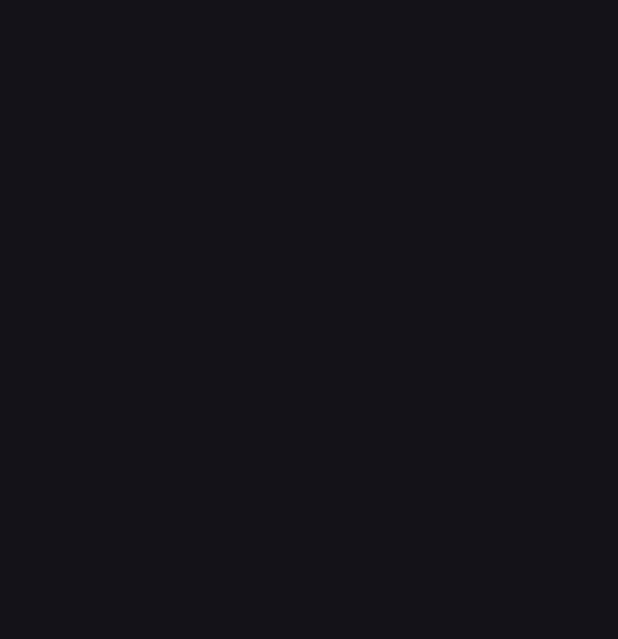
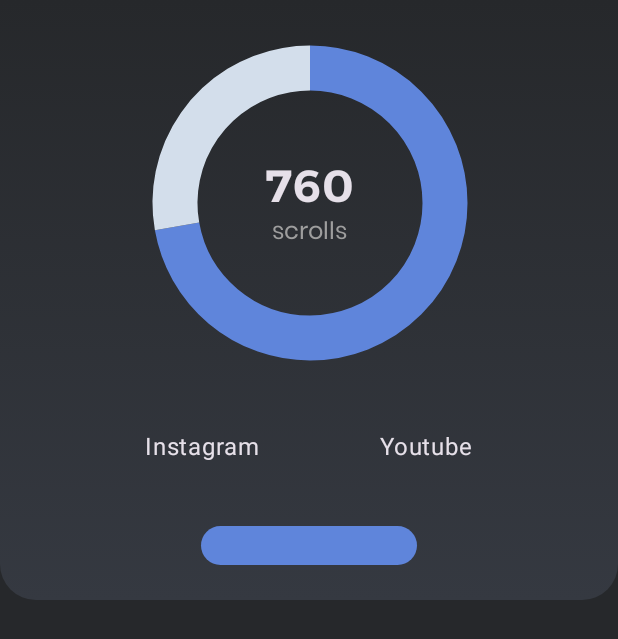
Before and after one commit to Jujubalandia/scroll-block, an Android app built with Jetpack Compose: the screen it shows after launch (MainActivity), on a phone screen of 412 x 824 dp. Before the commit the part shown is empty. Shown: the top 639 px of the screen. Run offline under Robolectric (Android 15) with nearby library versions, the phone set to English and light mode, and no system bars.

Commit message:
add: welcome screen, permission and home screen Ui done

```diff
--- /dev/null
+++ b/app/src/main/java/com/vishal2376/scrollblock/presentation/common/CustomPieChart.kt
@@ -0,0 +1,78 @@
+package com.vishal2376.scrollblock.presentation.common
+
+import androidx.compose.animation.core.Animatable
+import androidx.compose.animation.core.tween
+import androidx.compose.foundation.Canvas
+import androidx.compose.foundation.layout.Arrangement
+import androidx.compose.foundation.layout.Column
+import androidx.compose.foundation.layout.size
+import androidx.compose.runtime.Composable
+import androidx.compose.runtime.LaunchedEffect
+import androidx.compose.runtime.remember
+import androidx.compose.ui.Alignment
+import androidx.compose.ui.Modifier
+import androidx.compose.ui.draw.rotate
+import androidx.compose.ui.graphics.drawscope.Stroke
+import androidx.compose.ui.tooling.preview.Preview
+import androidx.compose.ui.unit.Dp
+import androidx.compose.ui.unit.dp
+import com.vishal2376.scrollblock.ui.theme.pieChartColors
+
+@Composable
+fun CustomPieChart(
+	data: List<Long>,
+	arcWidth: Dp = 30.dp,
+	startAngle: Float = -180f,
+	pieChartSize: Dp = 200.dp,
+	animDuration: Int = 1000
+) {
+	// calculate each arc value
+	val totalSum = data.sum()
+	val arcValues = mutableListOf<Float>()
+	data.forEachIndexed { index, value ->
+		val arc = value.toFloat() / totalSum.toFloat() * 360f
+		arcValues.add(index, arc)
+	}
+
+	var newStartAngle = startAngle
+
+	// animations
+	val animationProgress = remember { Animatable(1f) }
+	LaunchedEffect(Unit) {
+		animationProgress.animateTo(1f, animationSpec = tween(animDuration))
+	}
+
+	// draw pie chart
+	val totalColors = pieChartColors.size
+
+	Column(
+		modifier = Modifier.size(pieChartSize * 1.5f),
+		horizontalAlignment = Alignment.CenterHorizontally,
+		verticalArrangement = Arrangement.Center
+	) {
+		Canvas(
+			modifier = Modifier
+				.size(pieChartSize)
+				.rotate(90f * animationProgress.value)
+		) {
+			arcValues.forEachIndexed { index, arcValue ->
+				drawArc(
+					color = pieChartColors[index % totalColors],
+					startAngle = newStartAngle,
+					useCenter = false,
+					sweepAngle = arcValue * animationProgress.value,
+					style = Stroke(width = arcWidth.toPx())
+				)
+				newStartAngle += arcValue
+			}
+		}
+	}
+
+}
+
+@Preview
+@Composable
+fun CustomPieChartPreview() {
+	val time = listOf<Long>(10, 20)
+	CustomPieChart(time)
+}
--- /dev/null
+++ b/app/src/main/java/com/vishal2376/scrollblock/presentation/common/TextStyles.kt
@@ -0,0 +1,42 @@
+package com.vishal2376.scrollblock.presentation.common
+
+import androidx.compose.ui.text.TextStyle
+import androidx.compose.ui.text.font.Font
+import androidx.compose.ui.text.font.FontFamily
+import androidx.compose.ui.text.font.FontWeight
+import androidx.compose.ui.unit.sp
+import com.vishal2376.scrollblock.R
+import com.vishal2376.scrollblock.ui.theme.gray
+
+
+val fontMontserrat = FontFamily(Font(R.font.montserrat))
+val fontPoppins = FontFamily(Font(R.font.poppins))
+
+val titleStyle = TextStyle(
+	fontSize = 30.sp,
+	fontFamily = fontMontserrat,
+	fontWeight = FontWeight.Bold
+)
+
+val h1style = TextStyle(
+	fontSize = 24.sp,
+	fontFamily = fontMontserrat,
+	fontWeight = FontWeight.Bold
+)
+
+val h2style = TextStyle(
+	fontSize = 20.sp,
+	fontFamily = fontPoppins
+)
+
+val descriptionStyle = TextStyle(
+	fontSize = 16.sp,
+	fontFamily = fontPoppins,
+	color = gray
+)
+
+val smallDescriptionStyle = TextStyle(
+	fontSize = 14.sp,
+	fontFamily = fontPoppins,
+	color = gray
+)
--- /dev/null
+++ b/app/src/main/java/com/vishal2376/scrollblock/presentation/home/HomeScreen.kt
@@ -0,0 +1,105 @@
+package com.vishal2376.scrollblock.presentation.home
+
+import androidx.compose.foundation.background
+import androidx.compose.foundation.layout.Arrangement
+import androidx.compose.foundation.layout.Box
+import androidx.compose.foundation.layout.Column
+import androidx.compose.foundation.layout.Row
+import androidx.compose.foundation.layout.fillMaxSize
+import androidx.compose.foundation.layout.fillMaxWidth
+import androidx.compose.foundation.layout.height
+import androidx.compose.foundation.layout.padding
+import androidx.compose.foundation.shape.RoundedCornerShape
+import androidx.compose.material3.Button
+import androidx.compose.material3.ButtonDefaults
+import androidx.compose.material3.MaterialTheme
+import androidx.compose.material3.Scaffold
+import androidx.compose.material3.Text
+import androidx.compose.runtime.Composable
+import androidx.compose.ui.Alignment
+import androidx.compose.ui.Modifier
+import androidx.compose.ui.draw.clip
+import androidx.compose.ui.text.style.TextAlign
+import androidx.compose.ui.tooling.preview.Preview
+import androidx.compose.ui.unit.dp
+import androidx.compose.ui.unit.sp
+import com.vishal2376.scrollblock.presentation.common.CustomPieChart
+import com.vishal2376.scrollblock.presentation.common.descriptionStyle
+import com.vishal2376.scrollblock.presentation.common.fontMontserrat
+import com.vishal2376.scrollblock.ui.theme.ScrollBlockTheme
+import com.vishal2376.scrollblock.ui.theme.blackGradient
+import com.vishal2376.scrollblock.ui.theme.blue
+
+@Composable
+fun HomeScreen() {
+	Scaffold { innerPadding ->
+		Column(
+			modifier = Modifier
+				.fillMaxSize()
+				.padding(innerPadding)
+				.background(MaterialTheme.colorScheme.primary),
+		) {
+			Column(
+				Modifier
+					.fillMaxWidth()
+					.height(400.dp)
+					.clip(RoundedCornerShape(bottomStart = 24.dp, bottomEnd = 24.dp))
+					.background(blackGradient),
+				horizontalAlignment = Alignment.CenterHorizontally,
+				verticalArrangement = Arrangement.Center,
+			) {
+				// pie chart
+				Box(modifier = Modifier.fillMaxWidth(), contentAlignment = Alignment.Center) {
+					Column(horizontalAlignment = Alignment.CenterHorizontally) {
+						Text(
+							text = "760",
+							textAlign = TextAlign.Center,
+							fontSize = 30.sp,
+							fontFamily = fontMontserrat,
+						)
+						Text(
+							text = "scrolls",
+							textAlign = TextAlign.Center,
+							style = descriptionStyle
+						)
+					}
+					CustomPieChart(data = listOf(1300, 500), pieChartSize = 180.dp)
+				}
+
+				// pie chart indicato
+				Row(
+					modifier = Modifier
+						.fillMaxWidth()
+						.padding(16.dp),
+					horizontalArrangement = Arrangement.SpaceEvenly
+				) {
+					// todo: pie chart indicator
+					Text("Instagram")
+					Text("Youtube")
+				}
+
+				Button(
+					modifier = Modifier.align(Alignment.CenterHorizontally).padding(24.dp),
+					onClick = { },
+					colors = ButtonDefaults.buttonColors(
+						containerColor = blue,
+						contentColor = MaterialTheme.colorScheme.onPrimary
+					)
+				) {
+					Text(
+						modifier = Modifier.padding(horizontal = 8.dp, vertical = 4.dp),
+						text = "Stop Service",
+					)
+				}
+			}
+		}
+	}
+}
+
+@Preview
+@Composable
+private fun HomeScreenPreview() {
+	ScrollBlockTheme {
+		HomeScreen()
+	}
+}
--- a/app/src/main/java/com/vishal2376/scrollblock/presentation/homescreen/HomeScreen.kt
+++ /dev/null
@@ -1,24 +0,0 @@
-package com.vishal2376.scrollblock.presentation.homescreen
-
-import androidx.compose.foundation.layout.Column
-import androidx.compose.foundation.layout.padding
-import androidx.compose.material3.Scaffold
-import androidx.compose.runtime.Composable
-import androidx.compose.ui.Modifier
-import androidx.compose.ui.tooling.preview.Preview
-import androidx.navigation.NavController
-
-@Composable
-fun HomeScreen() {
-	Scaffold { innerPadding ->
-		Column(Modifier.padding(innerPadding)) {
-
-		}
-	}
-}
-
-@Preview
-@Composable
-private fun HomeScreenPreview() {
-	HomeScreen()
-}
--- a/app/src/main/java/com/vishal2376/scrollblock/presentation/navigation/NavGraph.kt
+++ b/app/src/main/java/com/vishal2376/scrollblock/presentation/navigation/NavGraph.kt
@@ -4,7 +4,7 @@ import androidx.compose.runtime.Composable
 import androidx.navigation.compose.NavHost
 import androidx.navigation.compose.composable
 import androidx.navigation.compose.rememberNavController
-import com.vishal2376.scrollblock.presentation.homescreen.HomeScreen
+import com.vishal2376.scrollblock.presentation.home.HomeScreen
 
 
 @Composable
--- a/app/src/main/java/com/vishal2376/scrollblock/ui/theme/Color.kt
+++ b/app/src/main/java/com/vishal2376/scrollblock/ui/theme/Color.kt
@@ -1,9 +1,12 @@
 package com.vishal2376.scrollblock.ui.theme
 
+import androidx.compose.ui.graphics.Brush
 import androidx.compose.ui.graphics.Color
 
 val black500 = Color(0xFF26282B)
 val black200 = Color(0xFF353941)
+
+val blackGradient = Brush.verticalGradient(listOf(black500, black200))
 
 val blue = Color(0xFF5F85DB)
 val orange = Color(0xFFFF8C32)
@@ -11,3 +14,6 @@ val green = Color(0xFF7ECA9C)
 
 val white = Color(0xFFD3DEEB)
 val gray = Color(0xFF9E9E9E)
+
+
+val pieChartColors = listOf(blue, white, green)
--- a/app/src/main/res/values/strings.xml
+++ b/app/src/main/res/values/strings.xml
@@ -1,4 +1,5 @@
 <resources>
     <string name="app_name">Scroll Block</string>
     <string name="accessibility_service_description">Stop you from scrolling</string>
+    <string name="service_desc">This allows us to block scroll in real-time, ensuring you stay focused</string>
 </resources>
```
Also changed, not shown: app/src/main/java/com/vishal2376/scrollblock/presentation/home/components/AppInfoComponent.kt (added, +73 -0 lines), app/src/main/java/com/vishal2376/scrollblock/presentation/onboarding/PermissionScreen.kt (added, +66 -0 lines), app/src/main/java/com/vishal2376/scrollblock/presentation/onboarding/WelcomeScreen.kt (added, +85 -0 lines).
